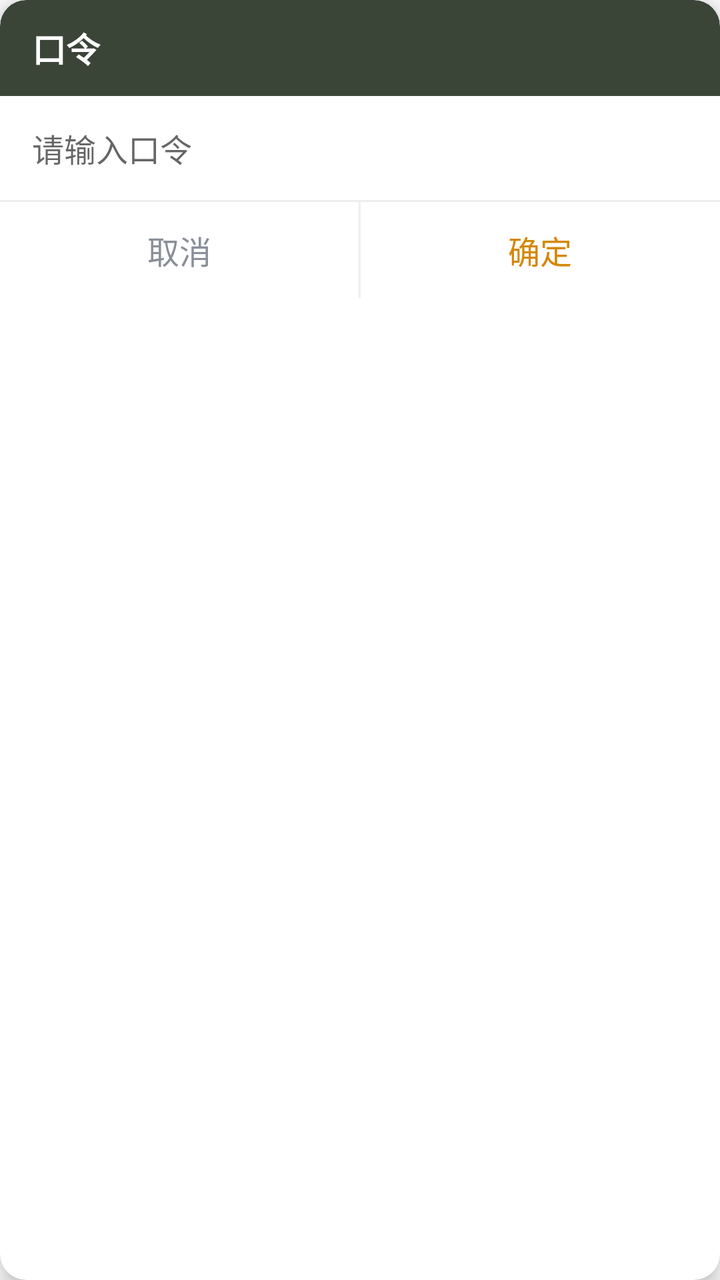
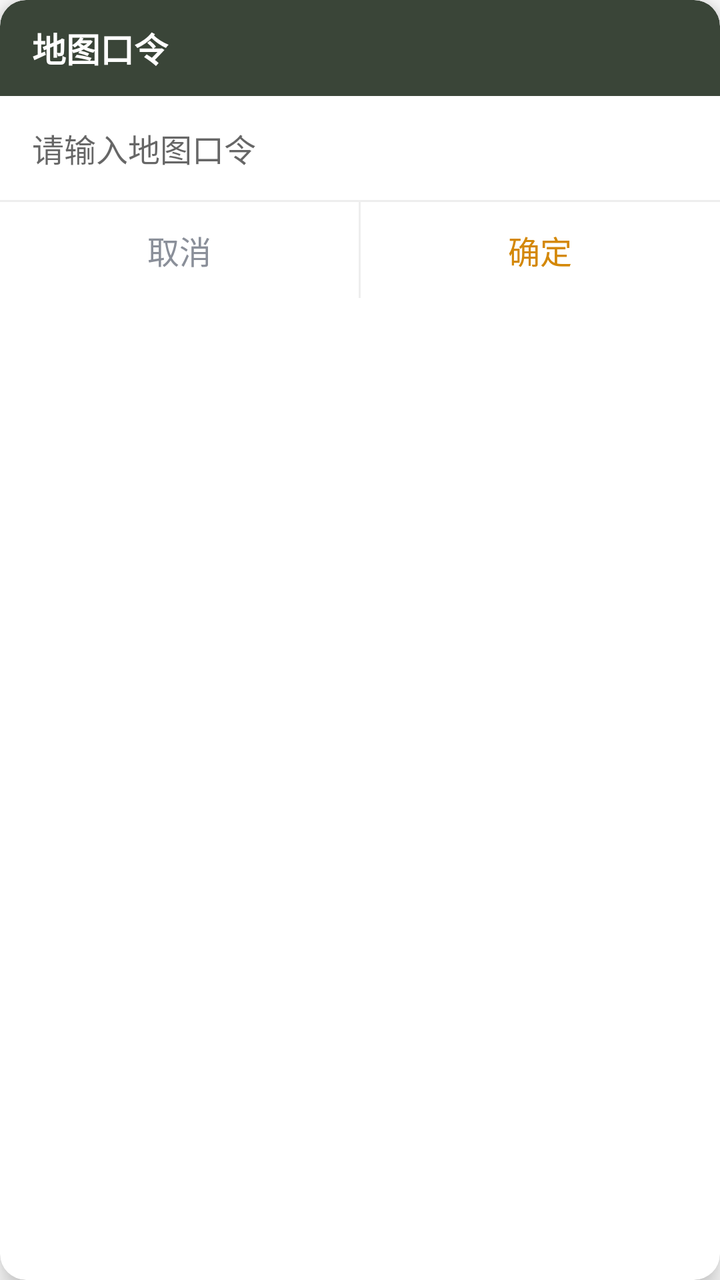

Screens rendered from an Android XML layout before and after an edit, with the pre-edit source and the edit as a unified diff.
<!-- AndroidManifest.xml: application theme Theme.OpenRtComm -->
<!-- res/layout/dialog_map_loc_keyword.xml -->
<?xml version="1.0" encoding="utf-8"?>
<LinearLayout xmlns:android="http://schemas.android.com/apk/res/android"
    android:layout_width="match_parent"
    android:layout_height="wrap_content"
    android:background="@drawable/bg_map_dialog_card"
    android:clipToOutline="true"
    android:elevation="8dp"
    android:orientation="vertical"
    android:outlineProvider="background">

    <LinearLayout
        android:layout_width="match_parent"
        android:layout_height="48dp"
        android:background="@drawable/bg_map_dialog_header"
        android:gravity="center_vertical"
        android:orientation="horizontal"
        android:paddingStart="16dp"
        android:paddingEnd="16dp">

        <TextView
            android:id="@+id/tvMapLocKeywordDialogTitle"
            android:layout_width="match_parent"
            android:layout_height="wrap_content"
            android:text="口令"
            android:textColor="@color/white"
            android:textSize="17sp"
            android:textStyle="bold" />
    </LinearLayout>

    <EditText
        android:id="@+id/edtMapLocKeyword"
        android:layout_width="match_parent"
        android:layout_height="wrap_content"
        android:background="@android:color/transparent"
        android:hint="请输入口令"
        android:inputType="textPassword"
        android:minHeight="52dp"
        android:paddingStart="16dp"
        android:paddingTop="12dp"
        android:paddingEnd="16dp"
        android:paddingBottom="12dp"
        android:singleLine="true"
        android:textColor="#333333"
        android:textSize="16sp" />

    <View
        android:layout_width="match_parent"
        android:layout_height="1dp"
        android:background="@color/map_dialog_divider" />

    <LinearLayout
        android:layout_width="match_parent"
        android:layout_height="48dp"
        android:orientation="horizontal">

        <TextView
            android:id="@+id/btnMapLocKeywordCancel"
            android:layout_width="0dp"
            android:layout_height="match_parent"
            android:layout_weight="1"
            android:background="?android:attr/selectableItemBackground"
            android:gravity="center"
            android:text="取消"
            android:textColor="@color/map_dialog_footer_cancel"
            android:textSize="16sp" />

        <View
            android:layout_width="1dp"
            android:layout_height="match_parent"
            android:background="@color/map_dialog_divider" />

        <TextView
            android:id="@+id/btnMapLocKeywordConfirm"
            android:layout_width="0dp"
            android:layout_height="match_parent"
            android:layout_weight="1"
            android:background="?android:attr/selectableItemBackground"
            android:gravity="center"
            android:text="确定"
            android:textColor="@color/map_dialog_footer_confirm"
            android:textSize="16sp" />
    </LinearLayout>
</LinearLayout>
<!-- resources referenced by this layout -->
<resources>
  <color name="map_dialog_divider">#EEEEEE</color>
  <color name="map_dialog_footer_cancel">#8A8F99</color>
  <color name="map_dialog_footer_confirm">#D48806</color>
  <color name="white">#FFFFFFFF</color>
  <!-- drawable bg_map_dialog_card (drawable) -->
  <?xml version="1.0" encoding="utf-8"?>
  <shape xmlns:android="http://schemas.android.com/apk/res/android"
      android:shape="rectangle">
      <solid android:color="@color/white" />
      <corners android:radius="13dp" />
  </shape>
  <!-- drawable bg_map_dialog_header (drawable) -->
  <?xml version="1.0" encoding="utf-8"?>
  <shape xmlns:android="http://schemas.android.com/apk/res/android"
      android:shape="rectangle">
      <solid android:color="@color/map_dialog_header_camo" />
      <corners
          android:topLeftRadius="13dp"
          android:topRightRadius="13dp"
          android:bottomLeftRadius="0dp"
          android:bottomRightRadius="0dp" />
  </shape>
  <style name="Theme.OpenRtComm" parent="Theme.MaterialComponents.Light.NoActionBar">
          
          <item name="colorPrimary">@color/av_button_active_color</item>
          <item name="colorPrimaryVariant">@color/av_button_active_color</item>
          <item name="colorOnPrimary">@color/white</item>
          
          <item name="colorSecondary">@color/teal_200</item>
          <item name="colorSecondaryVariant">@color/teal_700</item>
          <item name="colorOnSecondary">@color/black</item>
          
          <item name="android:statusBarColor">?attr/colorPrimaryVariant</item>
          
      </style>
  <color name="map_dialog_header_camo">#3A4538</color>
  <color name="av_button_active_color">#4095e5</color>
  <color name="teal_200">#FF03DAC5</color>
  <color name="teal_700">#FF018786</color>
  <color name="black">#FF000000</color>
</resources>

<!-- the commit's change to res/layout/dialog_map_loc_keyword.xml (unified diff, before → after) -->
@@ -21,7 +21,7 @@
             android:id="@+id/tvMapLocKeywordDialogTitle"
             android:layout_width="match_parent"
             android:layout_height="wrap_content"
-            android:text="口令"
+            android:text="地图口令"
             android:textColor="@color/white"
             android:textSize="17sp"
             android:textStyle="bold" />
@@ -32,7 +32,7 @@
         android:layout_width="match_parent"
         android:layout_height="wrap_content"
         android:background="@android:color/transparent"
-        android:hint="请输入口令"
+        android:hint="请输入地图口令"
         android:inputType="textPassword"
         android:minHeight="52dp"
         android:paddingStart="16dp"
